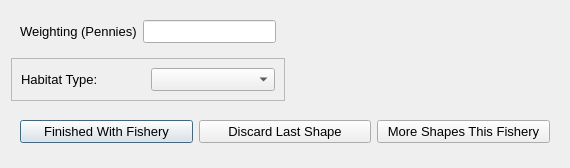
First picture: the form in mlpa_southcoast/Interview/nextpolygon.ui, repository Ecotrust/openoceanmap-desktop, before the edit.
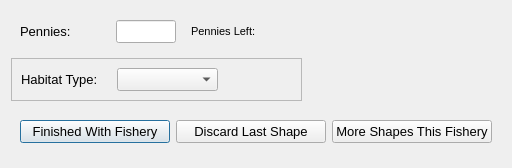
Second picture: the form after the edit.

Patch:
```diff
--- a/mlpa_southcoast/Interview/nextpolygon.ui
+++ b/mlpa_southcoast/Interview/nextpolygon.ui
@@ -6,7 +6,7 @@
    <rect>
     <x>0</x>
     <y>0</y>
-    <width>570</width>
+    <width>512</width>
     <height>168</height>
    </rect>
   </property>
@@ -15,10 +15,12 @@
   </property>
   <layout class="QVBoxLayout" name="verticalLayout_2" >
    <item>
-    <layout class="QHBoxLayout" name="horizontalLayout_2" >
+    <layout class="QHBoxLayout" name="horizontalLayout_4" >
      <item>
       <layout class="QVBoxLayout" name="verticalLayout" >
        <item>
+        <layout class="QHBoxLayout" name="horizontalLayout_3" >
+         <item>
         <widget class="QWidget" native="1" name="widget_2" >
          <layout class="QHBoxLayout" >
           <property name="spacing" >
@@ -31,17 +33,23 @@
            <widget class="QLabel" name="label_1" >
             <property name="minimumSize" >
              <size>
-              <width>100</width>
+                <width>90</width>
               <height>0</height>
              </size>
             </property>
+              <property name="maximumSize" >
+               <size>
+                <width>90</width>
+                <height>16777215</height>
+               </size>
+              </property>
             <property name="font" >
              <font>
               <pointsize>10</pointsize>
              </font>
             </property>
             <property name="text" >
-             <string>Weighting (Pennies)</string>
+               <string>Pennies:</string>
             </property>
            </widget>
           </item>
@@ -50,6 +58,18 @@
             <property name="enabled" >
              <bool>true</bool>
             </property>
+              <property name="minimumSize" >
+               <size>
+                <width>50</width>
+                <height>0</height>
+               </size>
+              </property>
+              <property name="maximumSize" >
+               <size>
+                <width>60</width>
+                <height>16777215</height>
+               </size>
+              </property>
             <property name="font" >
              <font>
               <pointsize>10</pointsize>
@@ -62,6 +82,42 @@
           </item>
          </layout>
         </widget>
+         </item>
+         <item>
+          <layout class="QHBoxLayout" name="horizontalLayout_2" >
+           <item>
+            <widget class="QLabel" name="label" >
+             <property name="font" >
+              <font>
+               <pointsize>8</pointsize>
+              </font>
+             </property>
+             <property name="text" >
+              <string>Pennies Left:</string>
+             </property>
+            </widget>
+           </item>
+           <item>
+            <widget class="QLabel" name="pennies_left_label" >
+             <property name="minimumSize" >
+              <size>
+               <width>40</width>
+               <height>0</height>
+              </size>
+             </property>
+             <property name="font" >
+              <font>
+               <pointsize>10</pointsize>
+              </font>
+             </property>
+             <property name="text" >
+              <string/>
+             </property>
+            </widget>
+           </item>
+          </layout>
+         </item>
+        </layout>
        </item>
        <item>
         <widget class="QFrame" name="frame" >
@@ -76,10 +132,16 @@
            <widget class="QLabel" name="habitat_combo_label" >
             <property name="minimumSize" >
              <size>
-              <width>100</width>
+              <width>90</width>
               <height>0</height>
              </size>
             </property>
+            <property name="maximumSize" >
+             <size>
+              <width>90</width>
+              <height>16777215</height>
+             </size>
+            </property>
             <property name="font" >
              <font>
               <pointsize>10</pointsize>
@@ -124,13 +186,8 @@
             </item>
            </widget>
           </item>
-         </layout>
-        </widget>
-       </item>
-      </layout>
-     </item>
      <item>
-      <spacer name="horizontalSpacer" >
+           <spacer name="horizontalSpacer_2" >
        <property name="orientation" >
         <enum>Qt::Horizontal</enum>
        </property>
@@ -143,6 +200,24 @@
       </spacer>
      </item>
     </layout>
+        </widget>
+       </item>
+      </layout>
+     </item>
+     <item>
+      <spacer name="horizontalSpacer" >
+       <property name="orientation" >
+        <enum>Qt::Horizontal</enum>
+       </property>
+       <property name="sizeHint" stdset="0" >
+        <size>
+         <width>88</width>
+         <height>89</height>
+        </size>
+       </property>
+      </spacer>
+     </item>
+    </layout>
    </item>
    <item>
     <widget class="QWidget" native="1" name="widget" >
```
Left out of the diff: 4 changed lines with no effect on the pictures. Lines whose indentation alone changed are shown as unchanged.
